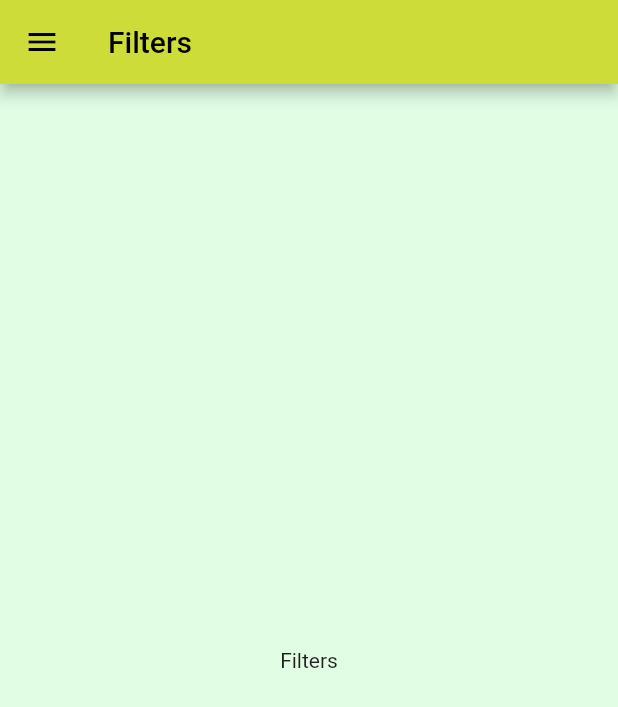
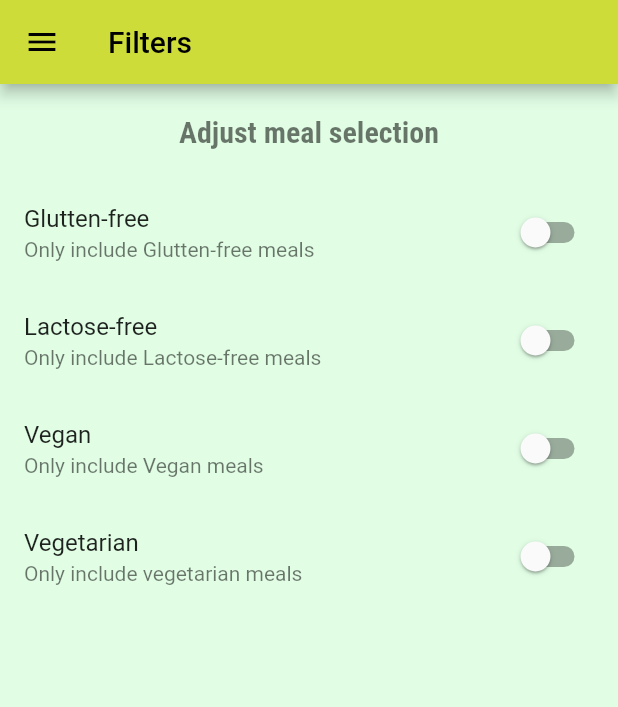
Before and after one commit to cjchika/swift_meal, a Flutter app: the FiltersScreen screen opened by its route, on a phone screen of 412 x 824 dp. Shown: the top 707 px of the screen. Run offline on Flutter 3.47's test engine with Material 2 defaults, Android fonts, the phone set to English and light mode, and no system bars.

Commit message:
Improving UI/UX

```diff
--- a/lib/screens/filters_screen.dart
+++ b/lib/screens/filters_screen.dart
@@ -1,16 +1,87 @@
 import 'package:flutter/material.dart';
 import '../widgets/main_drawer.dart';
 
-class FiltersScreen extends StatelessWidget {
+class FiltersScreen extends StatefulWidget {
   static const routeName = '/filters';
+
+  @override
+  State<FiltersScreen> createState() => _FiltersScreenState();
+}
+
+class _FiltersScreenState extends State<FiltersScreen> {
+  var _glutenFree = false;
+  var _vegetarian = false;
+  var _vegan = false;
+  var _lactoseFree = false;
+
+  Widget _filterAdjustBuilder(
+    String title,
+    bool currentValue,
+    String description,
+    Function updateValue,
+  ) {
+    return SwitchListTile(
+      title: Text(title),
+      value: currentValue,
+      subtitle: Text(description),
+      onChanged: updateValue,
+    );
+  }
 
   @override
   Widget build(BuildContext context) {
     return Scaffold(
       appBar: AppBar(title: Text('Filters')),
       drawer: MainDrawer(),
-      body: Center(
-        child: Text('Filters'),
+      body: Column(
+        children: [
+          Container(
+            padding: EdgeInsets.all(20),
+            child: Text(
+              'Adjust meal selection',
+              style: Theme.of(context).textTheme.headline1,
+            ),
+          ),
+          Expanded(
+            child: ListView(
+              children: [
+                _filterAdjustBuilder('Glutten-free', _glutenFree,
+                    'Only include Glutten-free meals', (newValue) {
+                  setState(
+                    () {
+                      _glutenFree = newValue;
+                    },
+                  );
+                }),
+                _filterAdjustBuilder('Lactose-free', _lactoseFree,
+                    'Only include Lactose-free meals', (newValue) {
+                  setState(
+                    () {
+                      _lactoseFree = newValue;
+                    },
+                  );
+                }),
+                _filterAdjustBuilder(
+                    'Vegan', _vegan, 'Only include Vegan meals', (newValue) {
+                  setState(
+                    () {
+                      _vegan = newValue;
+                    },
+                  );
+                }),
+                _filterAdjustBuilder(
+                    'Vegetarian', _vegetarian, 'Only include vegetarian meals',
+                    (newValue) {
+                  setState(
+                    () {
+                      _vegetarian = newValue;
+                    },
+                  );
+                })
+              ],
+            ),
+          )
+        ],
       ),
     );
   }
```
